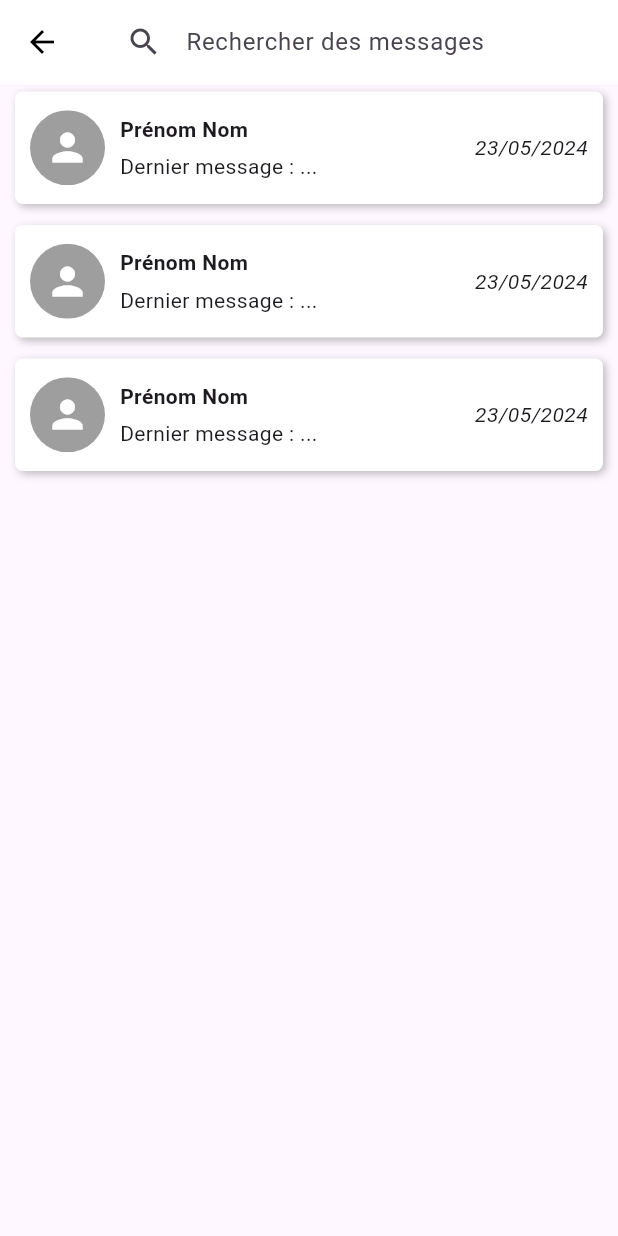
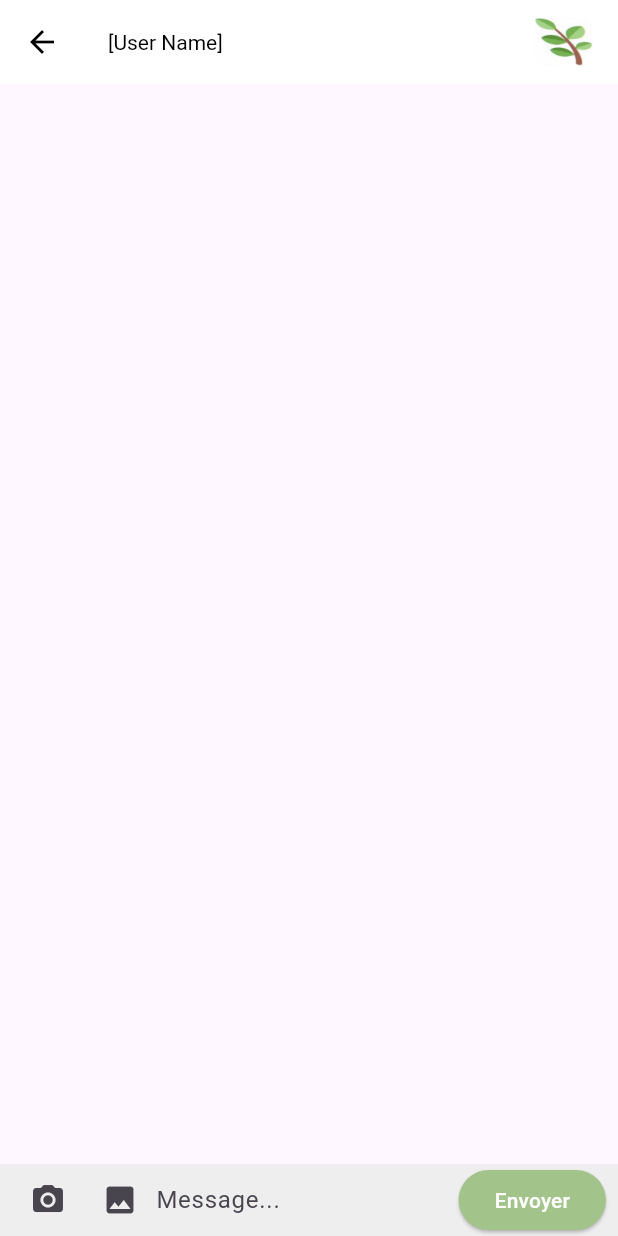
Before and after one commit to GuillaumeMarechal/tpre601front, a Flutter app: the MessagePage screen opened directly, after a tap on "Prénom Nom", on a phone screen of 412 x 824 dp. Run offline on Flutter 3.47's test engine with Material 3 defaults, Android fonts, the light colour scheme and no system bars; our stand-ins replace flutter_map, geolocator, latlong2; missing offline and left inert: flutter_map_location_marker, flutter_map_supercluster.

Commit message:
login register messageUser.dart messageUserView.dart front

```diff
--- a/lib/main.dart
+++ b/lib/main.dart
@@ -1,3 +1,4 @@
+import 'package:arosaje/ui/login.dart';
 import 'package:flutter/material.dart';
 import 'ui/home.dart';
 import 'ui/forum.dart';
@@ -71,6 +72,10 @@
         actions: [
           TextButton.icon(
             onPressed: () {
+              Navigator.push(
+                context,
+                MaterialPageRoute(builder: (context) => LoginPage()),
+              );
             },
             icon: Icon(Icons.account_circle, color: Colors.black),
             label: Text(
--- a/lib/ui/map.dart
+++ b/lib/ui/map.dart
@@ -27,7 +27,7 @@ class _MapPageState extends State<MapPage> {
   static Future<MapInformations> getMapInformation() async {
     Position position = await Geolocator.getCurrentPosition(desiredAccuracy: LocationAccuracy.high);
     final response = await http.post(
-        Uri.parse("http://localhost:8081/plantes/position"),
+        Uri.parse("http://localhost:8080/plantes/position"),
         headers: <String, String>{
           'Content-Type': 'application/json; charset=UTF-8',
         },
--- a/lib/ui/messageUser.dart
+++ b/lib/ui/messageUser.dart
@@ -1,3 +1,4 @@
+import 'package:arosaje/ui/messageUserView.dart';
 import 'package:flutter/material.dart';
 
 class MessageUser extends StatelessWidget {
@@ -5,7 +6,10 @@ class MessageUser extends StatelessWidget {
   Widget build(BuildContext context) {
     return GestureDetector(
       onTap: () {
-        // Action à effectuer lors du clic sur l'élément
+        Navigator.push(
+          context,
+          MaterialPageRoute(builder: (context) => MessageUserView()),
+        );
         print('MessageUser tapped!');
       },
       child: Container(
--- /dev/null
+++ b/lib/ui/messageUserView.dart
@@ -0,0 +1,82 @@
+import 'package:flutter/material.dart';
+
+class MessageUserView extends StatelessWidget {
+  @override
+  Widget build(BuildContext context) {
+    return Scaffold(
+      appBar: AppBar(
+        title: Text('[User Name]'),
+        leading: IconButton(
+          icon: Icon(Icons.arrow_back),
+          onPressed: () {
+            Navigator.pop(context);
+          },
+        ),
+        actions: [
+          Padding(
+            padding: const EdgeInsets.only(right: 16.0), // Espace à droite de l'image
+            child: Image.asset(
+              'lib/assets/arosaje.png',
+              width: 40,
+              height: 40,
+            ),
+          ),
+        ],
+      ),
+      body: Column(
+        children: [
+          Expanded(
+            child: SingleChildScrollView(
+              child: Column(
+                crossAxisAlignment: CrossAxisAlignment.stretch,
+                children: [
+                  // Ici vous pouvez ajouter le contenu principal de votre page
+                  // C'est la zone où vous affichez les messages de l'utilisateur
+                ],
+              ),
+            ),
+          ),
+          Container(
+            color: Colors.grey[200], // Couleur de fond de la barre fixe
+            child: Padding(
+              padding: const EdgeInsets.symmetric(horizontal: 8.0),
+              child: Row(
+                children: [
+                  IconButton(
+                    icon: Icon(Icons.photo_camera),
+                    onPressed: () {
+                      // Logique pour prendre une photo
+                    },
+                  ),
+                  IconButton(
+                    icon: Icon(Icons.image),
+                    onPressed: () {
+                      // Logique pour sélectionner une image
+                    },
+                  ),
+                  Expanded(
+                    child: TextField(
+                      decoration: InputDecoration(
+                        hintText: 'Message...',
+                        border: InputBorder.none,
+                      ),
+                    ),
+                  ),
+                  ElevatedButton(
+                    onPressed: () {
+                      // Logique pour envoyer le message
+                    },
+                    style: ElevatedButton.styleFrom(
+                      foregroundColor: Colors.white, backgroundColor: Color(0xFFA2C48B), // Texte blanc
+                    ),
+                    child: Text('Envoyer'),
+                  ),
+                ],
+              ),
+            ),
+          ),
+        ],
+      ),
+    );
+  }
+}
--- a/pubspec.yaml
+++ b/pubspec.yaml
@@ -13,6 +13,8 @@ dependencies:
   flutter_map_location_marker: ^8.0.8
   flutter_map_supercluster: any
   http: ^1.2.0
+  image_picker: ^1.1.1
+  camera: ^0.11.0+1
 dev_dependencies:
   flutter_test:
     sdk: flutter
```
Also changed, not shown: lib/ui/login.dart (added, +114 -0 lines), lib/ui/register.dart (added, +137 -0 lines), pubspec.lock, 5 other files.
